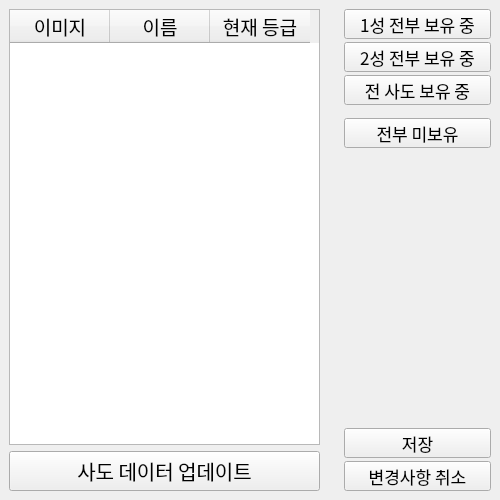
First picture: the form in widgets/ui/page_hero.ui, repository voiderd-sub/trickcal-manager, before the edit.
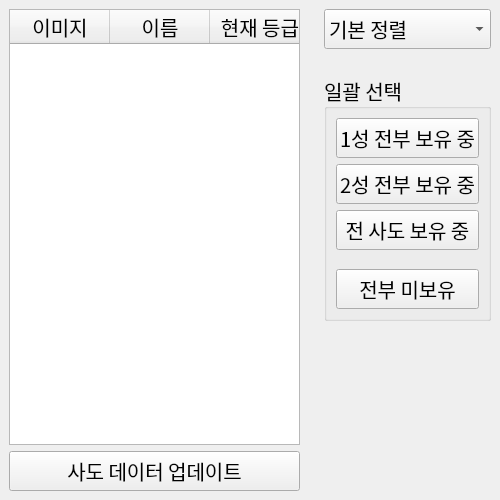
Second picture: the form after the edit.

```diff
--- a/widgets/ui/page_hero.ui
+++ b/widgets/ui/page_hero.ui
@@ -63,7 +63,7 @@
           <property name="font">
            <font>
             <family>ONE 모바일POP</family>
-            <pointsize>14</pointsize>
+            <pointsize>15</pointsize>
            </font>
           </property>
           <property name="verticalScrollBarPolicy">
@@ -138,25 +138,83 @@
      </property>
      <layout class="QVBoxLayout" name="verticalLayout_4">
       <item>
+       <widget class="QComboBox" name="order_box">
+        <property name="minimumSize">
+         <size>
+          <width>0</width>
+          <height>40</height>
+         </size>
+        </property>
+        <property name="font">
+         <font>
+          <family>ONE 모바일POP</family>
+          <pointsize>15</pointsize>
+         </font>
+        </property>
+        <property name="currentIndex">
+         <number>0</number>
+        </property>
+        <property name="placeholderText">
+         <string/>
+        </property>
+        <item>
+         <property name="text">
+          <string>기본 정렬</string>
+         </property>
+        </item>
+        <item>
+         <property name="text">
+          <string>가나다 순</string>
+         </property>
+        </item>
+       </widget>
+      </item>
+      <item>
+       <spacer name="verticalSpacer_2">
+        <property name="font">
+         <font>
+          <family>ONE 모바일POP</family>
+          <pointsize>12</pointsize>
+         </font>
+        </property>
+        <property name="orientation">
+         <enum>Qt::Vertical</enum>
+        </property>
+        <property name="sizeType">
+         <enum>QSizePolicy::Fixed</enum>
+        </property>
+        <property name="sizeHint" stdset="0">
+         <size>
+          <width>40</width>
+          <height>20</height>
+         </size>
+        </property>
+       </spacer>
+      </item>
+      <item>
+       <widget class="QGroupBox" name="groupBox">
+        <property name="font">
+         <font>
+          <family>ONE 모바일POP</family>
+          <pointsize>15</pointsize>
+         </font>
+        </property>
+        <property name="title">
+         <string>일괄 선택</string>
+        </property>
        <layout class="QVBoxLayout" name="verticalLayout">
-        <property name="spacing">
-         <number>3</number>
-        </property>
-        <property name="sizeConstraint">
-         <enum>QLayout::SetFixedSize</enum>
-        </property>
         <item>
          <widget class="QPushButton" name="star_1_btn">
           <property name="minimumSize">
            <size>
             <width>0</width>
-            <height>30</height>
+             <height>40</height>
            </size>
           </property>
           <property name="font">
            <font>
             <family>ONE 모바일POP</family>
-            <pointsize>13</pointsize>
+             <pointsize>15</pointsize>
            </font>
           </property>
           <property name="text">
@@ -169,13 +227,13 @@
           <property name="minimumSize">
            <size>
             <width>0</width>
-            <height>30</height>
+             <height>40</height>
            </size>
           </property>
           <property name="font">
            <font>
             <family>ONE 모바일POP</family>
-            <pointsize>13</pointsize>
+             <pointsize>15</pointsize>
            </font>
           </property>
           <property name="text">
@@ -188,13 +246,13 @@
           <property name="minimumSize">
            <size>
             <width>0</width>
-            <height>30</height>
+             <height>40</height>
            </size>
           </property>
           <property name="font">
            <font>
             <family>ONE 모바일POP</family>
-            <pointsize>13</pointsize>
+             <pointsize>15</pointsize>
            </font>
           </property>
           <property name="text">
@@ -203,7 +261,7 @@
          </widget>
         </item>
         <item>
-         <spacer name="verticalSpacer_2">
+          <spacer name="verticalSpacer_3">
           <property name="font">
            <font>
             <family>ONE 모바일POP</family>
@@ -219,7 +277,7 @@
           <property name="sizeHint" stdset="0">
            <size>
             <width>20</width>
-            <height>10</height>
+             <height>13</height>
            </size>
           </property>
          </spacer>
@@ -229,13 +287,13 @@
           <property name="minimumSize">
            <size>
             <width>0</width>
-            <height>30</height>
+             <height>40</height>
            </size>
           </property>
           <property name="font">
            <font>
             <family>ONE 모바일POP</family>
-            <pointsize>13</pointsize>
+             <pointsize>15</pointsize>
            </font>
           </property>
           <property name="text">
@@ -244,6 +302,7 @@
          </widget>
         </item>
        </layout>
+       </widget>
       </item>
       <item>
        <spacer name="verticalSpacer">
@@ -264,51 +323,6 @@
         </property>
        </spacer>
       </item>
-      <item>
-       <layout class="QVBoxLayout" name="verticalLayout_3">
-        <property name="spacing">
-         <number>3</number>
-        </property>
-        <item>
-         <widget class="QPushButton" name="save_btn">
-          <property name="minimumSize">
-           <size>
-            <width>0</width>
-            <height>30</height>
-           </size>
-          </property>
-          <property name="font">
-           <font>
-            <family>ONE 모바일POP</family>
-            <pointsize>13</pointsize>
-           </font>
-          </property>
-          <property name="text">
-           <string>저장</string>
-          </property>
-         </widget>
-        </item>
-        <item>
-         <widget class="QPushButton" name="undo_btn">
-          <property name="minimumSize">
-           <size>
-            <width>0</width>
-            <height>30</height>
-           </size>
-          </property>
-          <property name="font">
-           <font>
-            <family>ONE 모바일POP</family>
-            <pointsize>13</pointsize>
-           </font>
-          </property>
-          <property name="text">
-           <string>변경사항 취소</string>
-          </property>
-         </widget>
-        </item>
-       </layout>
-      </item>
      </layout>
     </widget>
    </item>
```
Lines whose indentation alone changed are shown as unchanged.
